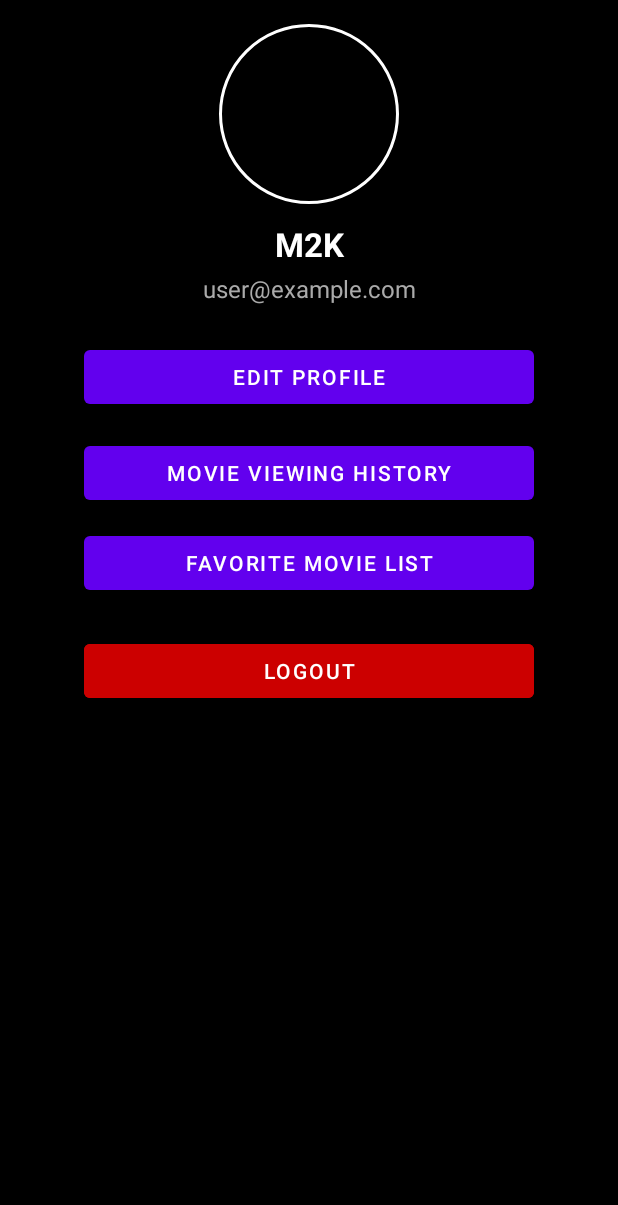
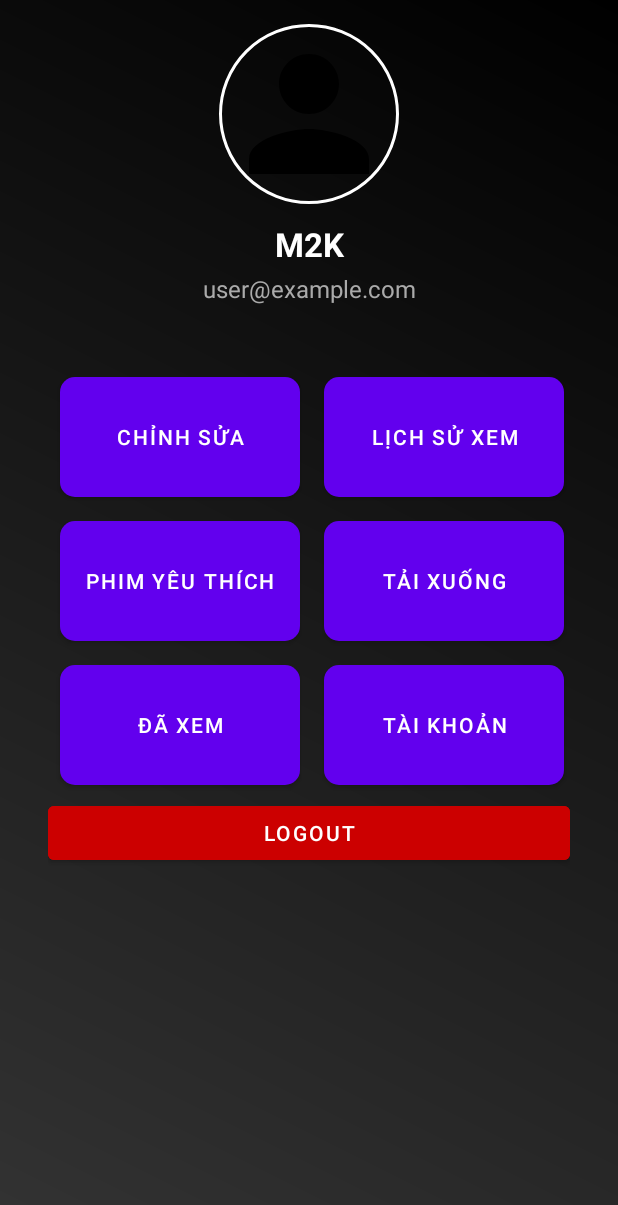
Before and after one commit to M2K1423/movieapp, an Android app: the screen it shows after launch (ProfileActivity), after a tap on "Profile", on a phone screen of 412 x 824 dp. Shown: the top 1205 px of the screen. Run offline under Robolectric (Android 15) with nearby library versions, the phone set to English and light mode, and no system bars; our stand-ins replace CircleImageView, Firebase (no records; nobody signed in at launch, a user with empty details on screens opened directly); network calls fail; pictures from the network do not load.

Commit message:
them banner va fix profile

```diff
--- a/app/src/main/java/com/example/movieapp/activity/MainActivity.java
+++ b/app/src/main/java/com/example/movieapp/activity/MainActivity.java
@@ -26,6 +26,7 @@ import androidx.recyclerview.widget.RecyclerView;
 import com.example.movieapp.R;
 import com.example.movieapp.Utils.Credentials;
 import com.example.movieapp.Utils.MovieApi;
+import com.example.movieapp.adapters.BannerAdapter;
 import com.example.movieapp.adapters.MovieRecyclerAdaptor;
 import com.example.movieapp.adapters.OnMovieListener;
 import com.example.movieapp.adapters.PopularMovieAdaptor;
@@ -33,12 +34,18 @@ import com.example.movieapp.adapters.UpcomingMovieAdapter;
 import com.example.movieapp.adapters.TrendingMovieAdapter;
 import com.example.movieapp.adapters.TopRatedMovieAdapter;
 import com.example.movieapp.adapters.FavouritesMovieAdapter;
+import com.example.movieapp.models.BannerItem;
 import com.example.movieapp.models.MovieModel;
 import com.example.movieapp.request.Servicey;
 import com.example.movieapp.response.MovieSearchResponse;
 import com.example.movieapp.response.MovieVideoResponse;
 import com.example.movieapp.response.SearchResponse;
 import com.example.movieapp.viewmodel.MovieListViewModel;
+
+import androidx.viewpager2.widget.ViewPager2;
+import android.os.Handler;
+import android.os.Looper;
+
 
 import java.io.IOException;
 import java.util.ArrayList;
@@ -61,11 +68,39 @@ public class MainActivity extends AppCompatActivity implements OnMovieListener {
     private MovieListViewModel viewModel;
     private LinearLayout mainScreenLL, recyclerLL;
     private TextView pickOfTheDay;
+    private ViewPager2 viewPagerSlider;
+    private Handler bannerHandler = new Handler(Looper.getMainLooper());
+    private Runnable bannerRunnable;
+    private int currentBannerPosition = 0;
+
 
     @Override
     protected void onCreate(Bundle savedInstanceState) {
         super.onCreate(savedInstanceState);
         setContentView(R.layout.activity_main);
+        viewPagerSlider = findViewById(R.id.viewpagerSlider);
+
+// Tạo danh sách ảnh banner
+        List<BannerItem> banners = new ArrayList<>();
+        banners.add(new BannerItem(R.drawable.wide));
+        banners.add(new BannerItem(R.drawable.wide1));
+//        banners.add(new BannerItem(R.drawable.wide3));
+
+// Gắn adapter
+        BannerAdapter bannerAdapter = new BannerAdapter(banners);
+        viewPagerSlider.setAdapter(bannerAdapter);
+
+// Tự động chuyển banner mỗi 3 giây
+        bannerRunnable = new Runnable() {
+            @Override
+            public void run() {
+                if (bannerAdapter.getItemCount() == 0) return;
+                currentBannerPosition = (currentBannerPosition + 1) % bannerAdapter.getItemCount();
+                viewPagerSlider.setCurrentItem(currentBannerPosition, true);
+                bannerHandler.postDelayed(this, 3000);
+            }
+        };
+        bannerHandler.postDelayed(bannerRunnable, 3000);
 
         Toolbar toolbar = findViewById(R.id.toolbar);
         setSupportActionBar(toolbar);
@@ -365,4 +400,9 @@ public class MainActivity extends AppCompatActivity implements OnMovieListener {
         // Load upcoming movies
         viewModel.searchUpcomingMovies(1);
     }
+    @Override
+    protected void onDestroy() {
+        super.onDestroy();
+        bannerHandler.removeCallbacks(bannerRunnable);
+    }
 }
--- /dev/null
+++ b/app/src/main/java/com/example/movieapp/adapters/BannerAdapter.java
@@ -0,0 +1,50 @@
+package com.example.movieapp.adapters;
+
+import android.view.LayoutInflater;
+import android.view.View;
+import android.view.ViewGroup;
+import android.widget.ImageView;
+
+import androidx.annotation.NonNull;
+import androidx.recyclerview.widget.RecyclerView;
+
+import com.example.movieapp.R;
+import com.example.movieapp.models.BannerItem;
+
+import java.util.List;
+
+public class BannerAdapter extends RecyclerView.Adapter<BannerAdapter.BannerViewHolder> {
+
+    private List<BannerItem> bannerList;
+
+    public BannerAdapter(List<BannerItem> bannerList) {
+        this.bannerList = bannerList;
+    }
+
+    @NonNull
+    @Override
+    public BannerViewHolder onCreateViewHolder(@NonNull ViewGroup parent, int viewType) {
+        View view = LayoutInflater.from(parent.getContext())
+                .inflate(R.layout.item_banner, parent, false);
+        return new BannerViewHolder(view);
+    }
+
+    @Override
+    public void onBindViewHolder(@NonNull BannerViewHolder holder, int position) {
+        holder.imageView.setImageResource(bannerList.get(position).getImageResId());
+    }
+
+    @Override
+    public int getItemCount() {
+        return bannerList.size();
+    }
+
+    static class BannerViewHolder extends RecyclerView.ViewHolder {
+        ImageView imageView;
+
+        public BannerViewHolder(@NonNull View itemView) {
+            super(itemView);
+            imageView = itemView.findViewById(R.id.bannerImage);
+        }
+    }
+}
--- /dev/null
+++ b/app/src/main/java/com/example/movieapp/models/BannerItem.java
@@ -0,0 +1,13 @@
+package com.example.movieapp.models;
+
+public class BannerItem {
+    private int imageResId;
+
+    public BannerItem(int imageResId) {
+        this.imageResId = imageResId;
+    }
+
+    public int getImageResId() {
+        return imageResId;
+    }
+}
--- /dev/null
+++ b/app/src/main/res/drawable/profile_background.xml
@@ -0,0 +1,20 @@
+<layer-list xmlns:android="http://schemas.android.com/apk/res/android">
+
+    <!-- Lớp nền màu đen mờ -->
+    <item>
+        <shape android:shape="rectangle">
+            <solid android:color="#CC000000"/>
+        </shape>
+    </item>
+
+    <!-- Lớp gradient ánh sáng mờ từ góc trên trái -->
+    <item>
+        <shape android:shape="rectangle">
+            <gradient
+                android:startColor="#33FFFFFF"
+            android:endColor="#00000000"
+            android:angle="45"/>
+        </shape>
+    </item>
+
+</layer-list>
--- /dev/null
+++ b/app/src/main/res/drawable/rounded_button.xml
@@ -0,0 +1,5 @@
+<shape xmlns:android="http://schemas.android.com/apk/res/android"
+    android:shape="rectangle">
+    <solid android:color="#6200EE" />
+    <corners android:radius="10dp" />
+</shape>
--- a/app/src/main/res/layout/activity_main.xml
+++ b/app/src/main/res/layout/activity_main.xml
@@ -72,6 +72,26 @@
                 android:layout_width="match_parent"
                 android:layout_height="wrap_content"
                 android:orientation="vertical">
+
+                <androidx.constraintlayout.widget.ConstraintLayout
+                    android:layout_width="match_parent"
+                    android:layout_height="200dp">
+
+                    <androidx.viewpager2.widget.ViewPager2
+                        android:id="@+id/viewpagerSlider"
+                        android:layout_width="match_parent"
+                        android:layout_height="match_parent"
+                        android:paddingStart="16dp"
+                        android:paddingEnd="16dp"
+                        android:layout_marginTop="10dp"
+                        app:layout_constraintBottom_toBottomOf="parent"
+                        app:layout_constraintEnd_toEndOf="parent"
+                        app:layout_constraintHorizontal_bias="0.0"
+                        app:layout_constraintStart_toStartOf="parent"
+                        app:layout_constraintTop_toTopOf="parent"
+                        app:layout_constraintVertical_bias="0.0" />
+
+                </androidx.constraintlayout.widget.ConstraintLayout>
                 <TextView
                     android:id="@+id/popularTextView"
                     android:layout_width="wrap_content"
--- a/app/src/main/res/layout/activity_profile.xml
+++ b/app/src/main/res/layout/activity_profile.xml
@@ -3,7 +3,7 @@
     xmlns:app="http://schemas.android.com/apk/res-auto"
     android:layout_width="match_parent"
     android:layout_height="match_parent"
-    android:background="@color/black"
+    android:background="@drawable/profile_background"
     android:padding="16dp">
 
     <LinearLayout
@@ -43,44 +43,96 @@
             android:gravity="center"
             android:layout_marginTop="4dp" />
         <LinearLayout
-        android:layout_width="300dp"
+            android:layout_width="match_parent"
+            android:layout_height="match_parent"
+            android:orientation="vertical"
+            android:padding="16dp"
+            android:gravity="center_horizontal">
+
+            <!-- Nội dung lưới chiếm phần còn lại -->
+            <LinearLayout
+                android:layout_width="match_parent"
+                android:layout_height="0dp"
+                android:layout_weight="1"
+                android:orientation="vertical"
+                android:gravity="center_horizontal">
+
+                <GridLayout
+                    android:id="@+id/profile_grid"
+                    android:layout_width="wrap_content"
                     android:layout_height="wrap_content"
-        android:orientation="vertical"
-        android:layout_gravity="center">
+                    android:columnCount="2"
+                    android:rowCount="3"
+                    android:layout_marginTop="24dp"
+                    android:columnOrderPreserved="false"
+                    android:alignmentMode="alignMargins">
+
+                    <!-- Các nút như bạn đã có -->
                     <Button
                         android:id="@+id/edit_profile_button"
-            android:layout_width="match_parent"
-            android:layout_height="wrap_content"
-            android:text="Edit Profile"
-            android:layout_marginTop="24dp" />
+                        android:layout_width="160dp"
+                        android:layout_height="80dp"
+                        android:text="Chỉnh sửa"
+                        android:layout_margin="8dp"
+                        android:background="@drawable/rounded_button"
+                        android:textColor="@android:color/white" />
 
-        <!-- Nút chuyển sang Lịch sử -->
                     <Button
                         android:id="@+id/view_history_button"
-            android:layout_width="match_parent"
-            android:layout_height="wrap_content"
-            android:text="movie viewing history"
-            android:textAllCaps="true"
-            android:layout_marginTop="16dp" />
+                        android:layout_width="160dp"
+                        android:layout_height="80dp"
+                        android:text="Lịch sử xem"
+                        android:layout_margin="8dp"
+                        android:background="@drawable/rounded_button"
+                        android:textColor="@android:color/white" />
 
-        <!-- Nút chuyển sang Yêu thích -->
                     <Button
                         android:id="@+id/view_favorites_button"
-            android:layout_width="match_parent"
-            android:layout_height="wrap_content"
-            android:text="favorite movie list"
-            android:textAllCaps="true"
-            android:layout_marginTop="12dp" />
+                        android:layout_width="160dp"
+                        android:layout_height="80dp"
+                        android:text="Phim yêu thích"
+                        android:layout_margin="8dp"
+                        android:background="@drawable/rounded_button"
+                        android:textColor="@android:color/white" />
 
-        <!-- Nút Logout -->
+                    <Button
+                        android:id="@+id/download_button"
+                        android:layout_width="160dp"
+                        android:layout_height="80dp"
+                        android:text="Tải xuống"
+                        android:layout_margin="8dp"
+                        android:background="@drawable/rounded_button"
+                        android:textColor="@android:color/white" />
+
+                    <Button
+                        android:id="@+id/watched_button"
+                        android:layout_width="160dp"
+                        android:layout_height="80dp"
+                        android:text="Đã xem"
+                        android:layout_margin="8dp"
+                        android:background="@drawable/rounded_button"
+                        android:textColor="@android:color/white" />
+
+                    <Button
+                        android:id="@+id/account_info_button"
+                        android:layout_width="160dp"
+                        android:layout_height="80dp"
+                        android:text="Tài khoản"
+                        android:layout_margin="8dp"
+                        android:background="@drawable/rounded_button"
+                        android:textColor="@android:color/white" />
+
+                </GridLayout>
+            </LinearLayout>
             <Button
                 android:id="@+id/logout_button"
                 android:layout_width="match_parent"
                 android:layout_height="wrap_content"
                 android:text="Logout"
-            android:layout_marginTop="24dp"
+                android:layout_marginBottom="20dp"
                 android:backgroundTint="@android:color/holo_red_dark"
                 android:textColor="@android:color/white" />
+
         </LinearLayout>
     </LinearLayout>
 </ScrollView>
--- a/app/src/main/res/layout/activity_search_results.xml
+++ b/app/src/main/res/layout/activity_search_results.xml
@@ -1,31 +1,26 @@
-<?xml version="1.0" encoding="utf-8"?>
 <LinearLayout xmlns:android="http://schemas.android.com/apk/res/android"
     android:orientation="vertical"
     android:layout_width="match_parent"
     android:layout_height="match_parent"
     android:background="@color/black"
     android:padding="16dp">
+
     <TextView
         android:id="@+id/searchResultsTitle"
         android:layout_width="match_parent"
         android:layout_height="wrap_content"
-        android:paddingStart="16dp"
-        android:paddingEnd="16dp"
-        android:paddingTop="12dp"
-        android:paddingBottom="12dp"
-        android:text="Search Results"
+        android:text="Kết quả tìm kiếm"
         android:textColor="@color/white"
-        android:textSize="24sp"
+        android:textSize="22sp"
         android:textStyle="bold"
-        android:gravity="start"
-        android:maxLines="1"
-        android:ellipsize="end" />
-
+        android:paddingBottom="12dp" />
 
     <androidx.recyclerview.widget.RecyclerView
         android:id="@+id/searchResultsRecyclerView"
         android:layout_width="match_parent"
-        android:layout_height="match_parent"
-        android:paddingTop="8dp" />
+        android:layout_height="0dp"
+        android:layout_weight="1"
+        android:clipToPadding="false"
+        android:paddingBottom="8dp" />
 
 </LinearLayout>
--- /dev/null
+++ b/app/src/main/res/layout/item_banner.xml
@@ -0,0 +1,14 @@
+<?xml version="1.0" encoding="utf-8"?>
+<FrameLayout xmlns:android="http://schemas.android.com/apk/res/android"
+    xmlns:app="http://schemas.android.com/apk/res-auto"
+    android:layout_width="match_parent"
+    android:layout_height="match_parent"> <!-- ⚠️ Sửa từ 200dp thành match_parent -->
+
+    <com.google.android.material.imageview.ShapeableImageView
+        android:id="@+id/bannerImage"
+        android:layout_width="match_parent"
+        android:layout_height="match_parent"
+        android:scaleType="centerCrop"
+        android:contentDescription="Banner"
+        app:shapeAppearanceOverlay="@style/BannerImageRounded"/>
+</FrameLayout>
--- a/app/src/main/res/values/styles.xml
+++ b/app/src/main/res/values/styles.xml
@@ -16,7 +16,10 @@
         <!-- Background color -->
         <item name="android:windowBackground">@android:color/black</item>
     </style>
-
+    <style name="BannerImageRounded" parent="">
+        <item name="cornerFamily">rounded</item>
+        <item name="cornerSize">16dp</item> <!-- Bạn có thể tăng lên 24dp nếu muốn bo nhiều hơn -->
+    </style>
     <!-- Custom SearchView style -->
     <style name="CustomSearchView" parent="Widget.AppCompat.SearchView">
         <item name="android:background">@drawable/search_background</item>
```
Also changed, not shown: app/src/main/res/drawable/wide.jpg (added), app/src/main/res/drawable/wide1.jpg (added), app/src/main/res/drawable/wide3.jpg (added). Lines whose indentation alone changed are shown as unchanged.
